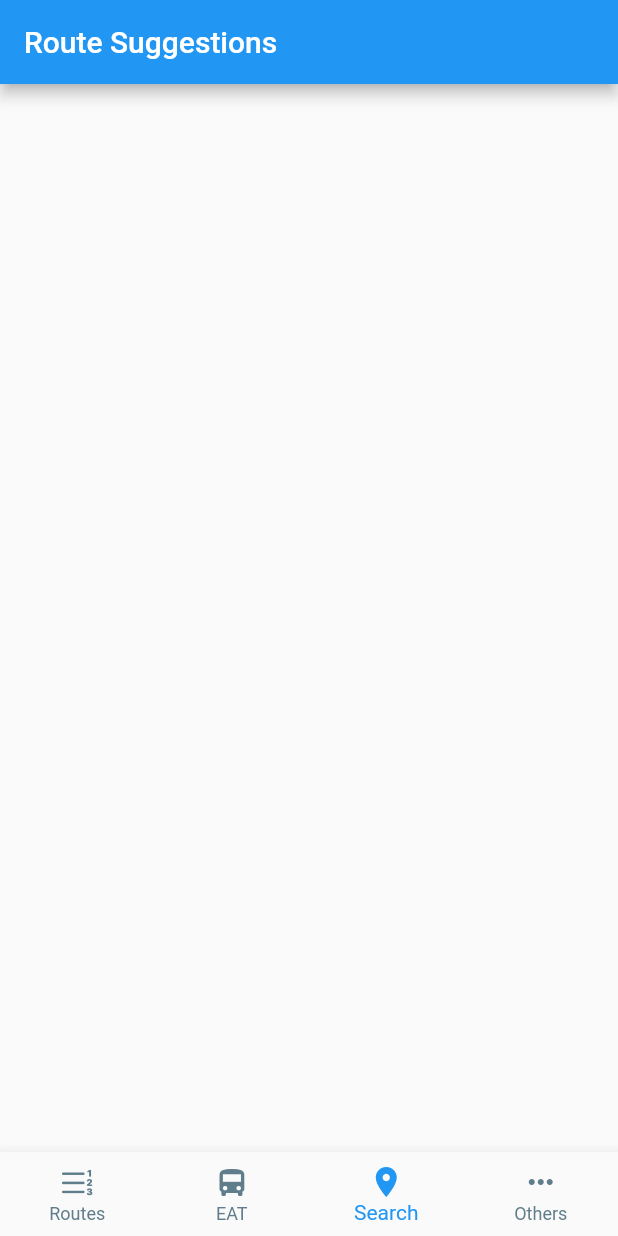
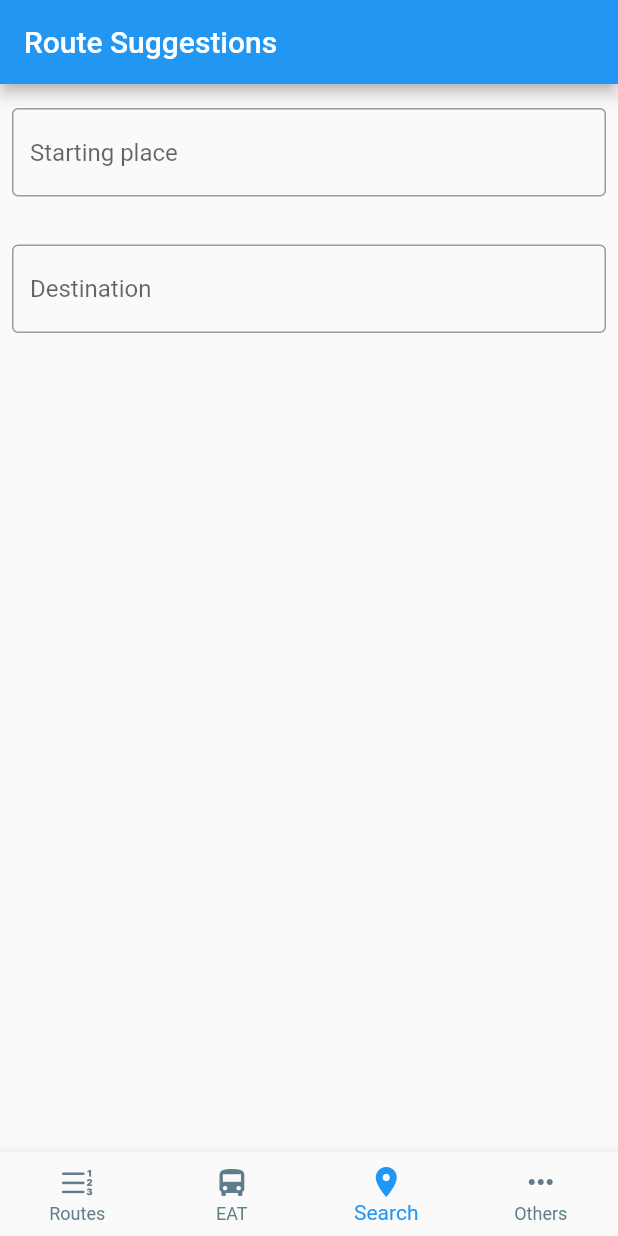
Before and after one commit to Myheartdies/tracubus-client, a Flutter app: the screen it shows after launch, item 3 of the bottom bar chosen, on a phone screen of 412 x 824 dp. Run offline on Flutter 3.47's test engine with Material 2 defaults, Android fonts, the phone set to English and light mode, and no system bars; our stand-ins replace flutter_map, latlong2; missing offline and left inert: flutter_client_sse; generated files the repository leaves out were written again.

Commit message:
Add two text fields for input (#10)

```diff
--- a/lib/route_suggestion.dart
+++ b/lib/route_suggestion.dart
@@ -5,7 +5,7 @@ import 'route_detail.dart';
 import 'businfo_model.dart';
 
 class RouteSuggest extends StatefulWidget {
-  const RouteSuggest({ Key? key }) : super(key: key);
+  const RouteSuggest({Key? key}) : super(key: key);
 
   @override
   _RouteSuggestState createState() => _RouteSuggestState();
@@ -15,8 +15,32 @@ class _RouteSuggestState extends State<RouteSuggest> {
   @override
   Widget build(BuildContext context) {
     return Scaffold(
-      appBar: AppBar(title: Text("Route Suggestions"),),
-      body: Container(),
-    );
+        appBar: AppBar(
+          title: Text("Route Suggestions"),
+        ),
+        body: SafeArea(
+          child: Column(
+            children: [
+              Padding(
+                padding: EdgeInsets.symmetric(horizontal: 8,vertical: 16),
+                child:TextField(
+
+                decoration: InputDecoration(
+                  border: OutlineInputBorder(),
+                  hintText: 'Starting place',
+                ),
+              ),),
+              Padding(
+                padding: EdgeInsets.symmetric(horizontal: 8,vertical: 16),
+                child:TextField(
+
+                decoration: InputDecoration(
+                  border: OutlineInputBorder(),
+                  hintText: 'Destination',
+                ),
+              ),),
+            ],
+          ),
+        ));
   }
 }
```
